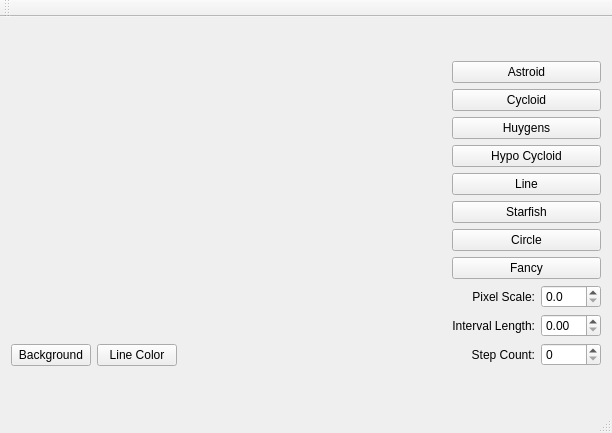
Qt form Qt_Curves/mainwindow.ui (ZeroCoolX/Qt_Curves) before a commit.
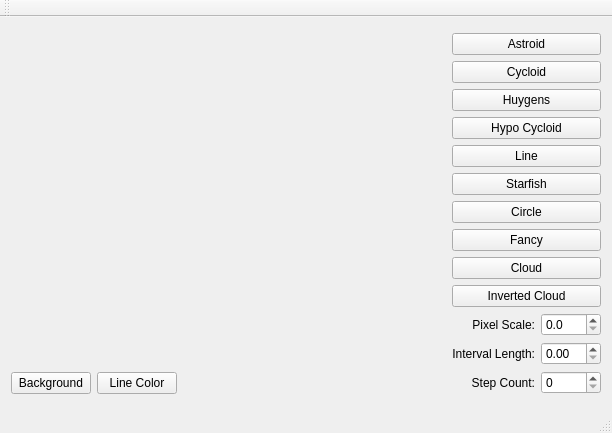
The same form after that commit. Custom widgets are drawn as their Qt base class.

Commit message: Added two additional shapes. Cloud and Inverted cloud

```diff
--- a/Qt_Curves/mainwindow.ui
+++ b/Qt_Curves/mainwindow.ui
@@ -111,6 +111,20 @@
         </property>
        </widget>
       </item>
+      <item>
+       <widget class="QPushButton" name="btnCloud">
+        <property name="text">
+         <string>Cloud</string>
+        </property>
+       </widget>
+      </item>
+      <item>
+       <widget class="QPushButton" name="btnInvCloud">
+        <property name="text">
+         <string>Inverted Cloud</string>
+        </property>
+       </widget>
+      </item>
       <item>
        <layout class="QHBoxLayout" name="horizontalLayout">
         <item>
```
The commit also changes 4 other files.
